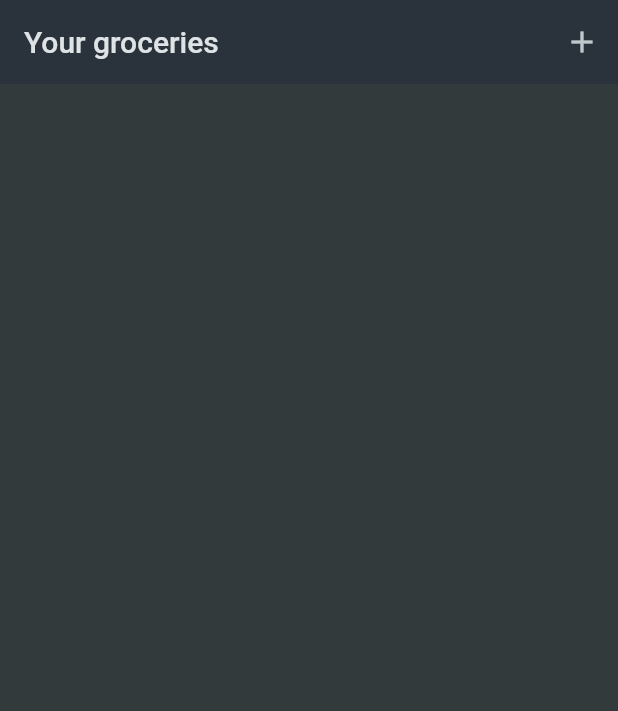
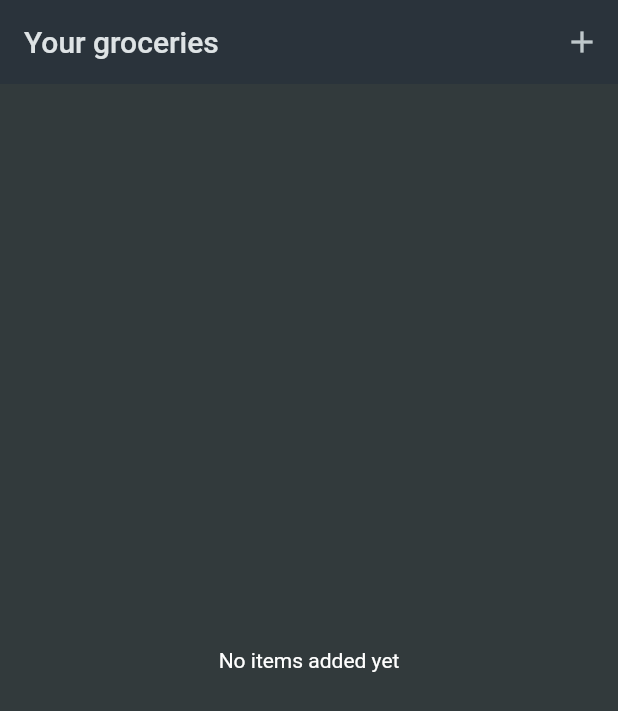
Before and after one commit to davidecarizzoni/shopping_list_app, a Flutter app: the screen it shows after launch, on a phone screen of 412 x 824 dp. Shown: the top 711 px of the screen. Run offline on Flutter 3.47's test engine with Material 2 defaults, Android fonts, the phone set to English and light mode, and no system bars.

Commit message:
feat(grocery_list): update

```diff
--- a/lib/widgets/grocery_list.dart
+++ b/lib/widgets/grocery_list.dart
@@ -1,5 +1,4 @@
 import 'package:flutter/material.dart';
-import 'package:shopping_list_app/data/dummy_items.dart';
 import 'package:shopping_list_app/models/grocery_item.dart';
 import 'package:shopping_list_app/widgets/new_item.dart';
 
@@ -26,17 +25,12 @@ class _GroceryListState extends State<GroceryList> {
 
   @override
   Widget build(BuildContext context) {
-    return Scaffold(
-      appBar: AppBar(
-        title: const Text('Your groceries'),
-        actions: [
-          IconButton(
-            onPressed: _addItem,
-            icon: const Icon(Icons.add),
-          )
-        ],
-      ),
-      body: ListView.builder(
+    Widget content = const Center(
+      child: Text('No items added yet'),
+    );
+
+    if(_groceryItems.isNotEmpty) {
+      content = ListView.builder(
         itemCount: _groceryItems.length,
         itemBuilder: (ctx, index) => ListTile(
           title: Text(_groceryItems[index].name),
@@ -49,7 +43,20 @@ class _GroceryListState extends State<GroceryList> {
             _groceryItems[index].quantity.toString(),
           ),
         ),
+      );
+    }
+
+    return Scaffold(
+      appBar: AppBar(
+        title: const Text('Your groceries'),
+        actions: [
+          IconButton(
+            onPressed: _addItem,
+            icon: const Icon(Icons.add),
+          )
+        ],
       ),
+      body: content
     );
   }
 }
```
